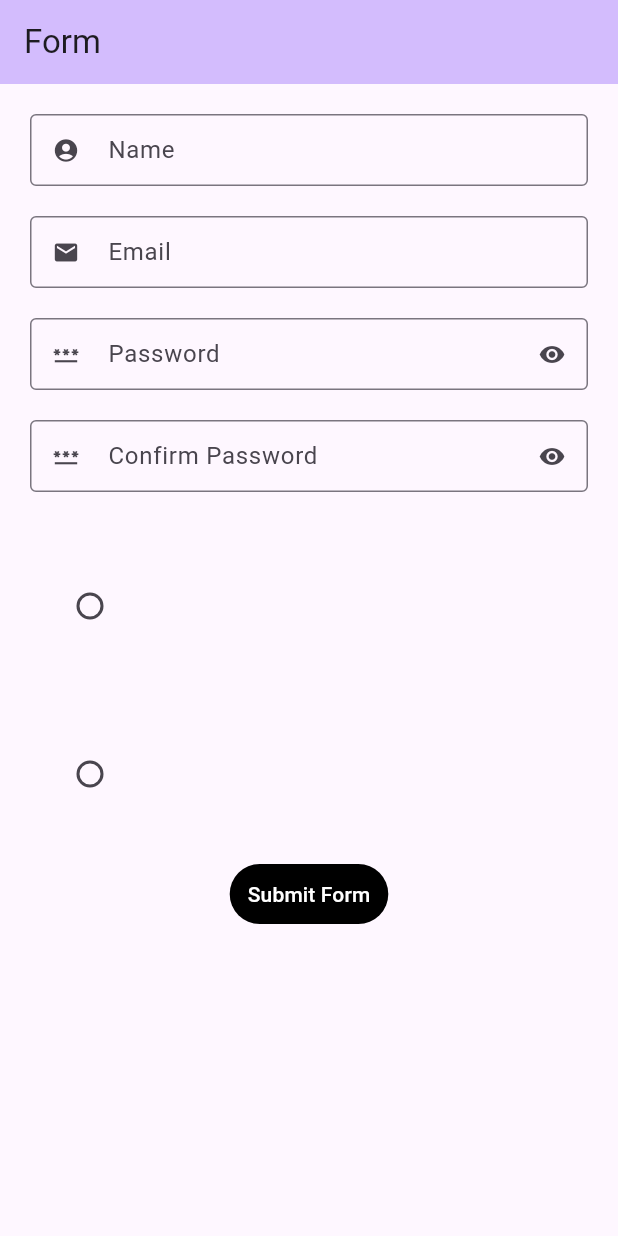
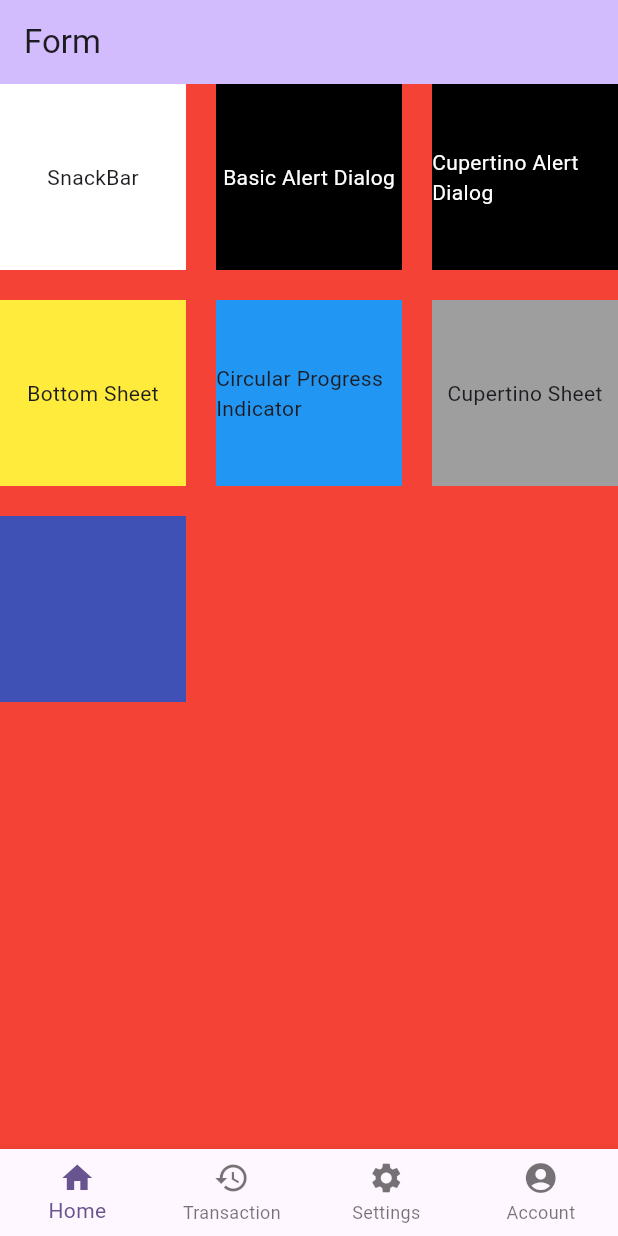
Before and after one commit to John6150/Form-Class, a Flutter app: the screen it shows after launch, on a phone screen of 412 x 824 dp. Run offline on Flutter 3.47's test engine with Material 3 defaults, Android fonts, the phone set to English and light mode, and no system bars.

Commit message:
first commit

```diff
--- /dev/null
+++ b/lib/account.dart
@@ -0,0 +1,25 @@
+import 'package:flutter/material.dart';
+
+class Account extends StatefulWidget {
+  const Account({super.key});
+
+  @override
+  State<Account> createState() => _AccountState();
+}
+
+class _AccountState extends State<Account> {
+  @override
+  Widget build(BuildContext context) {
+    return Container(
+      color: Colors.black,
+      width: double.infinity,
+      height: MediaQuery.of(context).size.height,
+      child: Center(
+        child: Text(
+          'Welcome to Account',
+          style: TextStyle(color: Colors.white),
+        ),
+      ),
+    );
+  }
+}
--- a/lib/function.dart
+++ b/lib/function.dart
@@ -1,3 +1,9 @@
+import 'package:flutter/material.dart';
+import 'package:myform/account.dart';
+import 'package:myform/home.dart';
+import 'package:myform/setting.dart';
+import 'package:myform/transaction.dart';
+
 dynamic validateForm(String value, type) {
   switch (type) {
     case 'Email':
@@ -46,3 +52,20 @@ dynamic validateForm(String value, type) {
       return 'Error';
   }
 }
+
+Widget screenWidget(int index) {
+  switch (index) {
+    case 0:
+      return Home();
+
+    case 1:
+      return Transaction();
+
+    case 2:
+      return Settings();
+    case 3:
+      return Account();
+    default:
+      return Text('');
+  }
+}
--- /dev/null
+++ b/lib/home.dart
@@ -0,0 +1,254 @@
+import 'package:flutter/cupertino.dart';
+import 'package:flutter/material.dart';
+
+class Home extends StatefulWidget {
+  const Home({super.key});
+
+  @override
+  State<Home> createState() => _HomeState();
+}
+
+class _HomeState extends State<Home> {
+  @override
+  void initState() {
+    // TODO: implement initState
+    super.initState();
+  }
+
+  void printSomething() {
+    showDialog(
+      context: context,
+      barrierDismissible: false,
+      builder: (context) {
+        return Center(
+          child: Container(
+            padding: EdgeInsets.all(10),
+            width: 50,
+            decoration: BoxDecoration(
+              color: Colors.black,
+              borderRadius: BorderRadius.circular(10),
+            ),
+            height: 50,
+            child: CircularProgressIndicator(color: Colors.red),
+          ),
+        );
+      },
+    );
+    Future.delayed(Duration(seconds: 5), () {
+      print('Hello World');
+      Navigator.of(context).pop();
+    });
+  }
+
+  @override
+  Widget build(BuildContext context) {
+    return Container(
+      color: Colors.red,
+      width: double.infinity,
+      height: MediaQuery.of(context).size.height,
+      child: Center(
+        child: GridView(
+          gridDelegate: SliverGridDelegateWithFixedCrossAxisCount(
+            crossAxisCount: 3,
+            // mainAxisExtent: 2,
+            crossAxisSpacing: 20,
+            mainAxisSpacing: 20,
+          ),
+
+          // gridDelegate: SliverGridDelegateWithMaxCrossAxisExtent(
+          //   maxCrossAxisExtent: 50,
+          //   mainAxisSpacing: 20,
+          //   childAspectRatio: 1 / 100,
+          //   crossAxisSpacing: 20,
+          // ),
+          children: [
+            GestureDetector(
+              onTap: () {
+                ScaffoldMessenger.of(context).showSnackBar(
+                  SnackBar(
+                    backgroundColor: Colors.green,
+                    duration: Duration(milliseconds: 2500),
+                    action: SnackBarAction(label: 'Undo', onPressed: () {}),
+                    content: Text('Hello, I am Snack Bar'),
+                  ),
+                );
+              },
+              child: Container(
+                color: Colors.white,
+                width: 300,
+                height: 300,
+                child: Center(child: Text('SnackBar')),
+              ),
+            ),
+            GestureDetector(
+              onTap: () {
+                showDialog(
+                  context: context,
+                  builder: (context) {
+                    return AlertDialog(
+                      shape: RoundedRectangleBorder(
+                        borderRadius: BorderRadius.circular(20),
+                      ),
+                      icon: Icon(Icons.warning, color: Colors.red),
+                      title: Text('Warning'),
+                      actions: [
+                        TextButton(
+                          onPressed: () {
+                            Navigator.pop(context);
+                          },
+                          child: Text('Close'),
+                        ),
+                      ],
+                      content: Text('I am Alert Dialog'),
+                    );
+                  },
+                );
+              },
+              child: Container(
+                color: Colors.black,
+                width: 300,
+                height: 300,
+                child: Center(
+                  child: Text(
+                    'Basic Alert Dialog',
+                    style: TextStyle(color: Colors.white),
+                  ),
+                ),
+              ),
+            ),
+            GestureDetector(
+              onTap: () {
+                showCupertinoDialog(
+                  context: context,
+
+                  builder: (context) {
+                    return CupertinoAlertDialog(
+                      title: Text('Warning'),
+                      actions: [
+                        TextButton(
+                          onPressed: () {
+                            Navigator.pop(context);
+                          },
+                          child: Text('Close'),
+                        ),
+                      ],
+                      content: Text('Hello, I am Alert Dialog'),
+                    );
+                  },
+                );
+              },
+              child: Container(
+                color: Colors.black,
+                width: 300,
+                height: 300,
+                child: Center(
+                  child: Text(
+                    'Cupertino Alert Dialog',
+                    style: TextStyle(color: Colors.white),
+                  ),
+                ),
+              ),
+            ),
+            GestureDetector(
+              onTap: () {
+                showBottomSheet(
+                  enableDrag: false,
+                  constraints: BoxConstraints(
+                    maxHeight: 500,
+                    maxWidth: double.infinity,
+                  ),
+                  backgroundColor: Colors.green,
+                  context: context,
+                  builder: (context) {
+                    return Container(
+                      decoration: BoxDecoration(
+                        borderRadius: BorderRadius.only(
+                          topLeft: Radius.circular(20),
+                          topRight: Radius.circular(20),
+                        ),
+                      ),
+                      child: Column(
+                        children: [
+                          Row(
+                            children: [
+                              IconButton(
+                                onPressed: () {
+                                  Navigator.pop(context);
+                                },
+                                icon: Icon(Icons.close),
+                              ),
+                            ],
+                          ),
+                        ],
+                      ),
+                    );
+                  },
+                );
+              },
+              child: Container(
+                color: Colors.yellow,
+                width: 300,
+                height: 300,
+                child: Center(child: Text('Bottom Sheet')),
+              ),
+            ),
+            GestureDetector(
+              onTap: () {
+                printSomething();
+              },
+              child: Container(
+                color: Colors.blue,
+                width: 300,
+                height: 300,
+                child: Center(child: Text('Circular Progress Indicator')),
+              ),
+            ),
+            GestureDetector(
+              onTap: () {
+                showCupertinoModalPopup(
+                  context: context,
+                  builder: (context) {
+                    return CupertinoActionSheet(
+                      cancelButton: TextButton(
+                        onPressed: () {
+                          Navigator.pop(context);
+                        },
+                        child: Text("Close"),
+                      ),
+                      title: Text('Select an Option'),
+                      message: Container(width: double.infinity, height: 700),
+                      actions: [
+                        TextButton(
+                          onPressed: () {
+                            Navigator.pop(context);
+                          },
+                          child: Text('Next'),
+                        ),
+                        TextButton(
+                          onPressed: () {
+                            Navigator.pop(context);
+                          },
+                          child: Text('Previous'),
+                        ),
+                      ],
+                    );
+                  },
+                );
+              },
+              child: Container(
+                color: Colors.grey,
+                width: 300,
+                height: 300,
+                child: Center(child: Text('Cupertino Sheet')),
+              ),
+            ),
+            GestureDetector(
+              onTap: () {},
+              child: Container(color: Colors.indigo, width: 300, height: 300),
+            ),
+          ],
+        ),
+      ),
+    );
+  }
+}
--- a/lib/main.dart
+++ b/lib/main.dart
@@ -1,5 +1,6 @@
 import 'package:flutter/material.dart';
 import 'package:myform/dashboard.dart';
+import 'package:myform/function.dart';
 import 'package:myform/variables.dart';
 import 'package:myform/widget.dart';
 
@@ -43,106 +44,30 @@ class _MyHomePageState extends State<MyHomePage> {
         backgroundColor: Theme.of(context).colorScheme.inversePrimary,
         title: Text(widget.title),
       ),
-      body: Padding(
-        padding: const EdgeInsets.all(20.0),
-        child: Form(
-          key: formKey,
-          child: Column(
-            children: [
-              TextInputWidget(
-                control: nameController,
-                hintText: "Name",
-                labelWidget: Text('Name'),
-                prefixIcn: Icon(Icons.account_circle),
-              ),
-              SizedBox(height: 20),
-              TextInputWidget(
-                control: emailController,
-                hintText: "Email",
-                labelWidget: Text('Email'),
-                prefixIcn: Icon(Icons.mail),
-              ),
-              SizedBox(height: 20),
-
-              PasswordWidget(
-                control: passwordController,
-                // suffixIcn: Icon(Icons.visibility),
-                hintText: "Password",
-                labelWidget: Text('Password'),
-                prefixIcn: Icon(Icons.password),
-              ),
-              SizedBox(height: 20),
-              PasswordWidget(
-                control: confirmPasswordController,
-                // suffixIcn: Icon(Icons.visibility),
-                hintText: "Confirm Password",
-                labelWidget: Text('Confirm Password'),
-                prefixIcn: Icon(Icons.password),
-              ),
-              SizedBox(height: 20),
-              ListTile(
-                minLeadingWidth: double.infinity,
-                minTileHeight: 40,
-                textColor: Colors.red,
-                leading: Radio(
-                  value: 'Male',
-                  groupValue: gender,
-                  onChanged: (value) {
+      body: screenWidget(screen),
+      bottomNavigationBar: BottomNavigationBar(
+        type: BottomNavigationBarType.fixed,
+        currentIndex: screen,
+        onTap: (value) {
           setState(() {
-                      print(value);
+            screen = value;
           });
         },
+        items: [
+          BottomNavigationBarItem(icon: Icon(Icons.home), label: 'Home'),
+          BottomNavigationBarItem(
+            icon: Icon(Icons.history),
+            label: 'Transaction',
           ),
-
-                title: Text('Male', style: TextStyle(color: Colors.black)),
+          BottomNavigationBarItem(
+            icon: Icon(Icons.settings),
+            label: 'Settings',
           ),
-              ListTile(
-                minLeadingWidth: double.infinity,
-                minTileHeight: 40,
-                textColor: Colors.red,
-                leading: Radio(
-                  value: 'Male',
-                  groupValue: gender,
-                  onChanged: (value) {
-                    setState(() {
-                      print(value);
-                    });
-                  },
-                ),
-
-                title: Text('Male', style: TextStyle(color: Colors.black)),
-              ),
-              // SizedBox(width: 40),
-              // SizedBox(height: 5),
-              // Dropdo
-              TextButton(
-                style: ButtonStyle(
-                  backgroundColor: WidgetStatePropertyAll(Colors.black),
-                ),
-                onPressed: () {
-                  if (formKey.currentState!.validate()) {
-                    Navigator.pushNamedAndRemoveUntil(
-                      context,
-                      '/dashboard',
-                      (route) => true,
-                    );
-                    // Navigator.pushAndRemoveUntil(
-                    //   context,
-                    //   MaterialPageRoute(builder: (context) => Dashboard()),
-                    //   (Route<dynamic> route) => false,
-                    // );
-                  } else {
-                    print('Not validated');
-                  }
-                },
-                child: Text(
-                  'Submit Form',
-                  style: TextStyle(color: Colors.white),
-                ),
+          BottomNavigationBarItem(
+            icon: Icon(Icons.account_circle),
+            label: 'Account',
           ),
         ],
-          ),
-        ),
       ),
     );
   }
--- /dev/null
+++ b/lib/setting.dart
@@ -0,0 +1,25 @@
+import 'package:flutter/material.dart';
+
+class Settings extends StatefulWidget {
+  const Settings({super.key});
+
+  @override
+  State<Settings> createState() => _SettingsState();
+}
+
+class _SettingsState extends State<Settings> {
+  @override
+  Widget build(BuildContext context) {
+    return Container(
+      color: Colors.amber,
+      width: double.infinity,
+      height: MediaQuery.of(context).size.height,
+      child: Center(
+        child: Text(
+          'Welcome to settings',
+          style: TextStyle(color: Colors.white),
+        ),
+      ),
+    );
+  }
+}
--- /dev/null
+++ b/lib/transaction.dart
@@ -0,0 +1,25 @@
+import 'package:flutter/material.dart';
+
+class Transaction extends StatefulWidget {
+  const Transaction({super.key});
+
+  @override
+  State<Transaction> createState() => _TransactionState();
+}
+
+class _TransactionState extends State<Transaction> {
+  @override
+  Widget build(BuildContext context) {
+    return Container(
+      color: Colors.yellow,
+      width: double.infinity,
+      height: MediaQuery.of(context).size.height,
+      child: Center(
+        child: Text(
+          'Welcome to transactions',
+          style: TextStyle(color: Colors.black),
+        ),
+      ),
+    );
+  }
+}
--- a/lib/variables.dart
+++ b/lib/variables.dart
@@ -7,5 +7,6 @@ TextEditingController confirmPasswordController = TextEditingController();
 String gender = 'male';
 
 GlobalKey<FormState> formKey = GlobalKey();
+int screen = 0;
 
 // Map<String, dynamic>
```
Also changed, not shown: lib/dashboard.dart (line endings or trailing spaces). Lines whose indentation alone changed are shown as unchanged.
